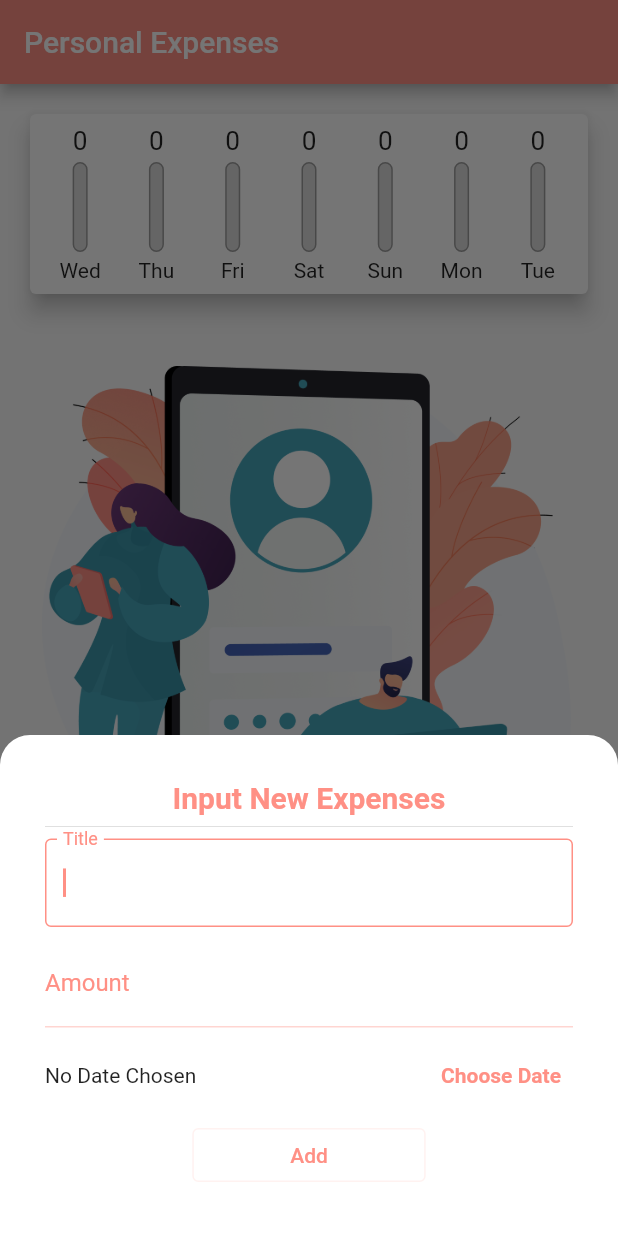
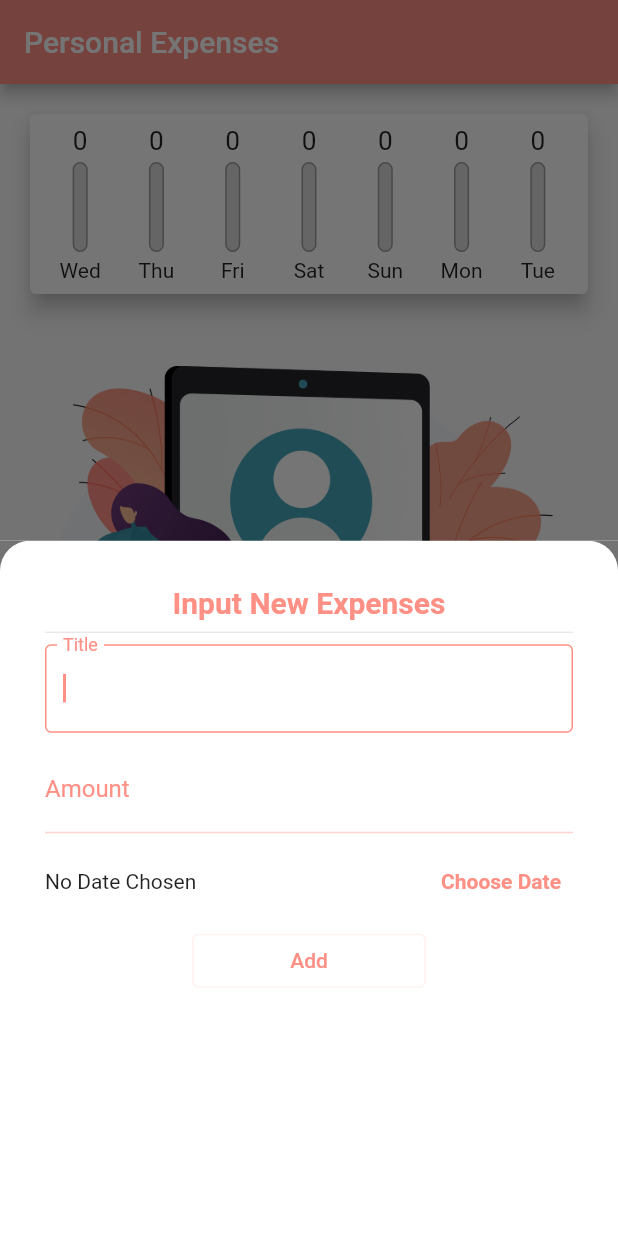
Before and after one commit to adebayoAdesina/Flutter_Personal_Expenses_App, a Flutter app: the screen it shows after launch, after a tap on the "add" icon, on a phone screen of 412 x 824 dp. Run offline on Flutter 3.47's test engine with Material 2 defaults, Android fonts, the phone set to English and light mode, and no system bars.

Commit message:
readme screenshot added and screen orientation.

```diff
--- a/lib/Screen/home_screen.dart
+++ b/lib/Screen/home_screen.dart
@@ -104,15 +104,17 @@ class _HomeScreenState extends State<HomeScreen> {
   Future<dynamic> showModalBottom(BuildContext context, contexts) {
     return showModalBottomSheet(
       context: context,
-      builder: (context) => Container(
-        color: kModalBgColor,
+      builder: (context) => SingleChildScrollView(
         child: Container(
-          padding: const EdgeInsets.all(30),
-          decoration: const BoxDecoration(
-              color: kWhiteColor,
-              borderRadius: BorderRadius.only(
-                  topLeft: Radius.circular(20), topRight: Radius.circular(20))),
-          child: SingleChildScrollView(
+          color: kModalBgColor,
+          child: Container(
+            height: MediaQuery.of(context).size.height * 0.7,
+            padding: const EdgeInsets.all(30),
+            decoration: const BoxDecoration(
+                color: kWhiteColor,
+                borderRadius: BorderRadius.only(
+                    topLeft: Radius.circular(20),
+                    topRight: Radius.circular(20))),
             child: Column(
               children: [
                 const Text(
--- a/lib/main.dart
+++ b/lib/main.dart
@@ -1,8 +1,12 @@
 import 'package:flutter/material.dart';
+import 'package:flutter/services.dart';
 import 'package:personal_expenses/Screen/home_screen.dart';
 import 'package:personal_expenses/Util/color.dart';
 
 void main() {
+  WidgetsFlutterBinding.ensureInitialized();
+  SystemChrome.setPreferredOrientations(
+      [DeviceOrientation.portraitUp, DeviceOrientation.portraitDown]);
   runApp(const MyApp());
 }
 
```
Also changed, not shown: assets/readMeScreenshot/Screenshot_2022.08.09_12.52.15.026.png (added), assets/readMeScreenshot/Screenshot_2022.08.09_12.59.07.011.png (added), assets/readMeScreenshot/Screenshot_2022.08.09_12.59.43.175.png (added), 1 other file.
